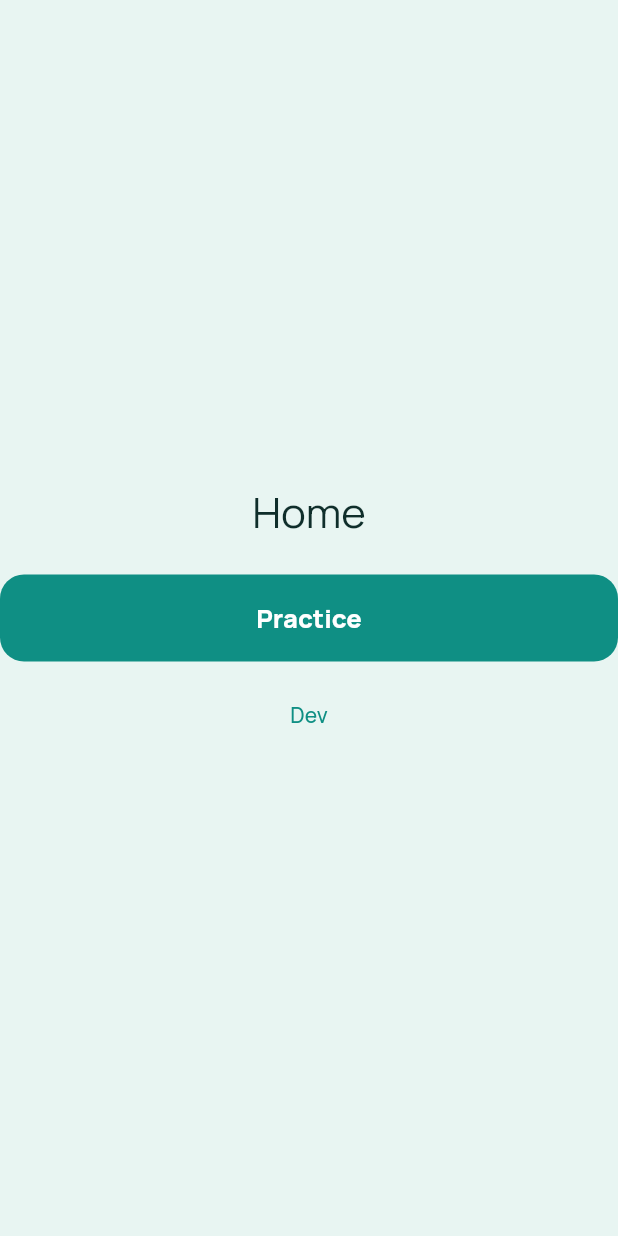
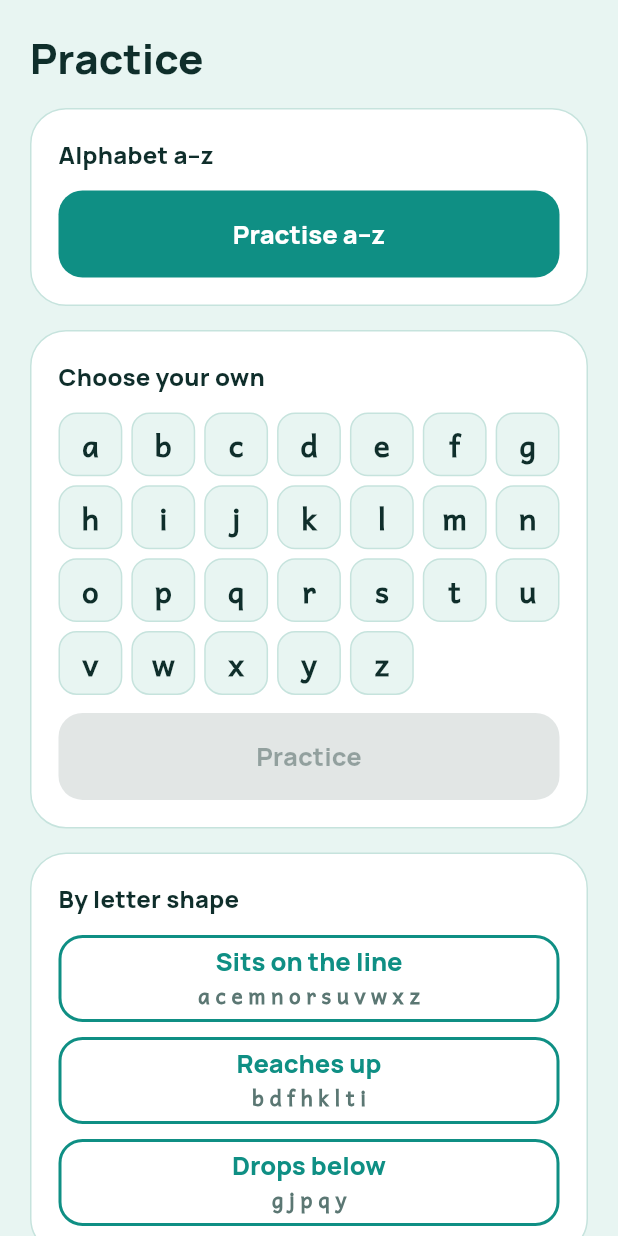
Before and after one commit to Thow76/handwriting_mvp, a Flutter app: the screen it shows after launch, on a phone screen of 412 x 824 dp. Run offline on Flutter 3.47's test engine with Material 3 defaults, Android fonts, the phone set to English and light mode, and no system bars.

Commit message:
Plan 3.2: Home screen and Level select
Co-Authored-By: Claude Sonnet 5.5 <noreply@anthropic.com>
Claude-Session: https://claude.ai/code/session_01K4MKi9aPEh1QE4KyzhQ1Fo

```diff
--- /dev/null
+++ b/lib/models/letter_sets.dart
@@ -0,0 +1,24 @@
+/// Fixed letter sets offered on the Home screen.
+class LetterSets {
+  LetterSets._();
+
+  static const alphabet = [
+    'a', 'b', 'c', 'd', 'e', 'f', 'g', 'h', 'i', 'j', 'k', 'l', 'm', //
+    'n', 'o', 'p', 'q', 'r', 's', 't', 'u', 'v', 'w', 'x', 'y', 'z',
+  ];
+
+  static const sitsOnLine = [
+    'a', 'c', 'e', 'm', 'n', 'o', 'r', 's', 'u', 'v', 'w', 'x', 'z', //
+  ];
+  static const reachesUp = ['b', 'd', 'f', 'h', 'k', 'l', 't', 'i'];
+  static const dropsBelow = ['g', 'j', 'p', 'q', 'y'];
+
+  /// Letters picked in "Choose your own", in alphabetical order.
+  static List<String> inAlphabeticalOrder(Iterable<String> picked) {
+    final set = picked.toSet();
+    return [
+      for (final l in alphabet)
+        if (set.contains(l)) l,
+    ];
+  }
+}
--- a/lib/routes.dart
+++ b/lib/routes.dart
@@ -1,6 +1,8 @@
 import 'package:flutter/material.dart';
 
 import 'drawing_canvas.dart';
+import 'screens/home_screen.dart';
+import 'screens/level_select_screen.dart';
 import 'screens/placeholder_screens.dart';
 
 /// Named routes for the Practice flow.
--- /dev/null
+++ b/lib/screens/home_screen.dart
@@ -0,0 +1,227 @@
+import 'package:flutter/material.dart';
+
+import '../models/letter_sets.dart';
+import '../routes.dart';
+import '../theme/app_theme.dart';
+
+class HomeScreen extends StatefulWidget {
+  const HomeScreen({super.key});
+
+  @override
+  State<HomeScreen> createState() => _HomeScreenState();
+}
+
+class _HomeScreenState extends State<HomeScreen> {
+  final Set<String> _picked = {};
+
+  void _start(List<String> letters) {
+    Navigator.pushNamed(context, AppRoutes.levelSelect, arguments: letters);
+  }
+
+  @override
+  Widget build(BuildContext context) {
+    return Scaffold(
+      body: SafeArea(
+        child: SingleChildScrollView(
+          padding: const EdgeInsets.all(20),
+          child: Column(
+            crossAxisAlignment: CrossAxisAlignment.stretch,
+            children: [
+              Text(
+                'Practice',
+                style: Theme.of(context).textTheme.headlineMedium?.copyWith(
+                  fontWeight: FontWeight.w800,
+                ),
+              ),
+              const SizedBox(height: 16),
+              _Card(
+                title: 'Alphabet a–z',
+                child: FilledButton(
+                  key: const Key('practiceAlphabet'),
+                  onPressed: () => _start(LetterSets.alphabet),
+                  child: const Text('Practise a–z'),
+                ),
+              ),
+              const SizedBox(height: 16),
+              _Card(
+                title: 'Choose your own',
+                child: Column(
+                  children: [
+                    GridView.count(
+                      crossAxisCount: 7,
+                      shrinkWrap: true,
+                      physics: const NeverScrollableScrollPhysics(),
+                      mainAxisSpacing: 6,
+                      crossAxisSpacing: 6,
+                      children: [
+                        for (final l in LetterSets.alphabet)
+                          _LetterCell(
+                            letter: l,
+                            selected: _picked.contains(l),
+                            onTap: () => setState(() {
+                              if (!_picked.remove(l)) _picked.add(l);
+                            }),
+                          ),
+                      ],
+                    ),
+                    const SizedBox(height: 12),
+                    FilledButton(
+                      key: const Key('practiceChosen'),
+                      onPressed: _picked.isEmpty
+                          ? null
+                          : () =>
+                                _start(LetterSets.inAlphabeticalOrder(_picked)),
+                      child: const Text('Practice'),
+                    ),
+                  ],
+                ),
+              ),
+              const SizedBox(height: 16),
+              _Card(
+                title: 'By letter shape',
+                child: Column(
+                  children: [
+                    _GroupButton(
+                      label: 'Sits on the line',
+                      letters: LetterSets.sitsOnLine,
+                      onTap: _start,
+                    ),
+                    const SizedBox(height: 10),
+                    _GroupButton(
+                      label: 'Reaches up',
+                      letters: LetterSets.reachesUp,
+                      onTap: _start,
+                    ),
+                    const SizedBox(height: 10),
+                    _GroupButton(
+                      label: 'Drops below',
+                      letters: LetterSets.dropsBelow,
+                      onTap: _start,
+                    ),
+                  ],
+                ),
+              ),
+              const SizedBox(height: 8),
+              Align(
+                alignment: Alignment.centerLeft,
+                child: TextButton(
+                  onPressed: () => Navigator.pushNamed(context, AppRoutes.dev),
+                  child: const Text('Dev'),
+                ),
+              ),
+            ],
+          ),
+        ),
+      ),
+    );
+  }
+}
+
+class _Card extends StatelessWidget {
+  const _Card({required this.title, required this.child});
+
+  final String title;
+  final Widget child;
+
+  @override
+  Widget build(BuildContext context) {
+    return Container(
+      padding: const EdgeInsets.all(18),
+      decoration: BoxDecoration(
+        color: AppColors.surface,
+        border: Border.all(color: AppColors.border),
+        borderRadius: BorderRadius.circular(AppShapes.cardRadius),
+      ),
+      child: Column(
+        crossAxisAlignment: CrossAxisAlignment.start,
+        children: [
+          Text(
+            title,
+            style: Theme.of(
+              context,
+            ).textTheme.titleMedium?.copyWith(fontWeight: FontWeight.w800),
+          ),
+          const SizedBox(height: 12),
+          child,
+        ],
+      ),
+    );
+  }
+}
+
+class _LetterCell extends StatelessWidget {
+  const _LetterCell({
+    required this.letter,
+    required this.selected,
+    required this.onTap,
+  });
+
+  final String letter;
+  final bool selected;
+  final VoidCallback onTap;
+
+  @override
+  Widget build(BuildContext context) {
+    return Semantics(
+      selected: selected,
+      button: true,
+      child: InkWell(
+        key: Key('letter_$letter'),
+        borderRadius: BorderRadius.circular(12),
+        onTap: onTap,
+        child: Container(
+          alignment: Alignment.center,
+          decoration: BoxDecoration(
+            color: selected ? AppColors.accent : AppColors.ground,
+            border: Border.all(
+              color: selected ? AppColors.accent : AppColors.border,
+            ),
+            borderRadius: BorderRadius.circular(12),
+          ),
+          child: Text(
+            letter,
+            style: TextStyle(
+              fontFamily: 'Andika',
+              fontSize: 20,
+              fontWeight: FontWeight.w700,
+              color: selected ? AppColors.surface : AppColors.ink,
+            ),
+          ),
+        ),
+      ),
+    );
+  }
+}
+
+class _GroupButton extends StatelessWidget {
+  const _GroupButton({
+    required this.label,
+    required this.letters,
+    required this.onTap,
+  });
+
+  final String label;
+  final List<String> letters;
+  final void Function(List<String>) onTap;
+
+  @override
+  Widget build(BuildContext context) {
+    return OutlinedButton(
+      onPressed: () => onTap(letters),
+      child: Column(
+        mainAxisSize: MainAxisSize.min,
+        children: [
+          Text(label),
+          Text(
+            letters.join(' '),
+            style: const TextStyle(
+              fontFamily: 'Andika',
+              fontSize: 14,
+              color: AppColors.muted,
+            ),
+          ),
+        ],
+      ),
+    );
+  }
+}
--- a/lib/screens/placeholder_screens.dart
+++ b/lib/screens/placeholder_screens.dart
@@ -1,13 +1,10 @@
 import 'package:flutter/material.dart';
 
+import '../models/practice_session.dart';
 import '../routes.dart';
 
 class _Placeholder extends StatelessWidget {
-  const _Placeholder(
-    this.title, {
-    this.next,
-    this.nextLabel,
-  });
+  const _Placeholder(this.title, {this.next, this.nextLabel});
 
   final String title;
   final String? next;
@@ -35,55 +32,19 @@ class _Placeholder extends StatelessWidget {
   }
 }
 
-class HomeScreen extends StatelessWidget {
-  const HomeScreen({super.key});
-
-  @override
-  Widget build(BuildContext context) {
-    return Scaffold(
-      body: Center(
-        child: Column(
-          mainAxisSize: MainAxisSize.min,
-          children: [
-            Text('Home', style: Theme.of(context).textTheme.headlineMedium),
-            const SizedBox(height: 24),
-            FilledButton(
-              onPressed: () =>
-                  Navigator.pushNamed(context, AppRoutes.levelSelect),
-              child: const Text('Practice'),
-            ),
-            const SizedBox(height: 12),
-            TextButton(
-              onPressed: () => Navigator.pushNamed(context, AppRoutes.dev),
-              child: const Text('Dev'),
-            ),
-          ],
-        ),
-      ),
-    );
-  }
-}
-
-class LevelSelectScreen extends StatelessWidget {
-  const LevelSelectScreen({super.key});
-
-  @override
-  Widget build(BuildContext context) => const _Placeholder(
-    'Level select',
-    next: AppRoutes.guide,
-    nextLabel: 'Start',
-  );
-}
-
 class GuideScreen extends StatelessWidget {
   const GuideScreen({super.key});
 
   @override
-  Widget build(BuildContext context) => const _Placeholder(
-    'Guide',
-    next: AppRoutes.feedback,
-    nextLabel: 'Finish',
-  );
+  Widget build(BuildContext context) {
+    final session = ModalRoute.of(context)?.settings.arguments;
+    final letter = session is PracticeSession ? ' – ${session.current}' : '';
+    return _Placeholder(
+      'Guide$letter',
+      next: AppRoutes.feedback,
+      nextLabel: 'Finish',
+    );
+  }
 }
 
 class FeedbackScreen extends StatelessWidget {
```
Also changed, not shown: lib/screens/level_select_screen.dart (added, +81 -0 lines), 3 other files.
